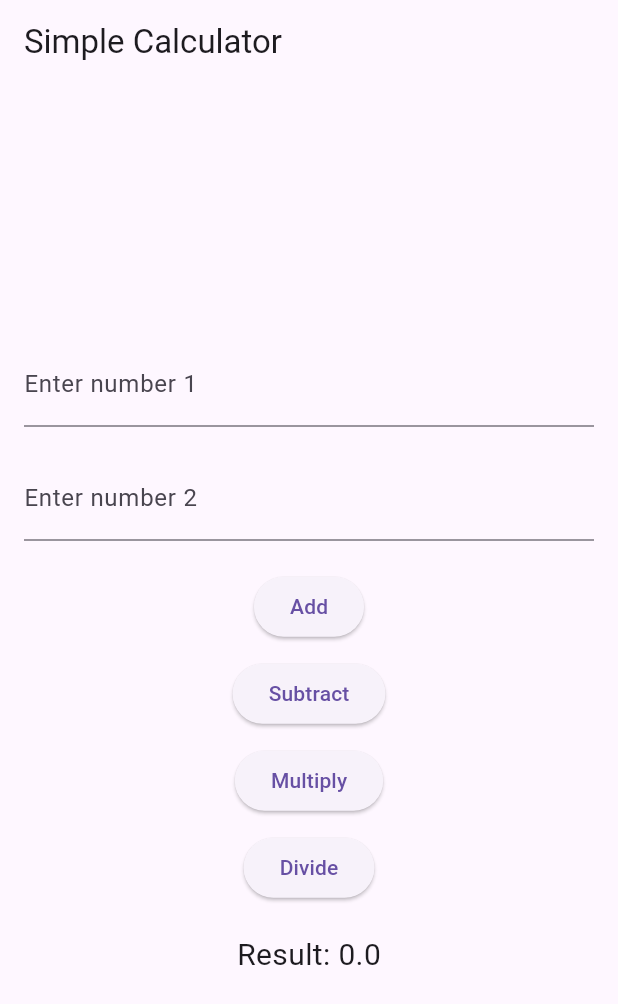
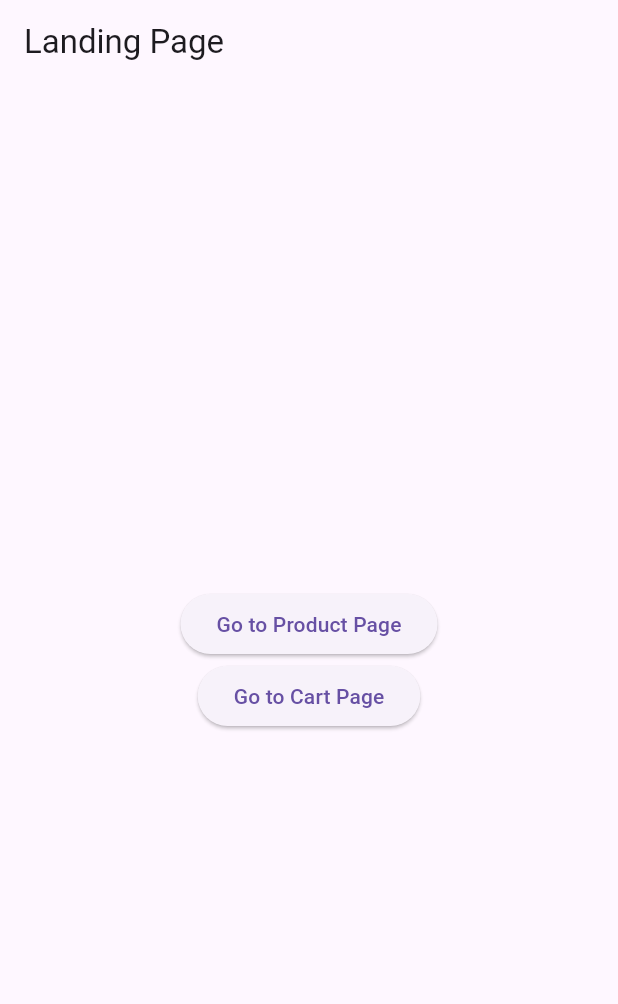
Before and after one commit to AmndanDwii/praktikum2, a Flutter app: the screen it shows after launch, on a phone screen of 412 x 824 dp. Shown: the top 1004 px of the screen. Run offline on Flutter 3.47's test engine with Material 3 defaults, Android fonts, the phone set to English and light mode, and no system bars.

Commit message:
first commit

```diff
--- /dev/null
+++ b/lib/landing_page.dart
@@ -0,0 +1,31 @@
+import 'package:flutter/material.dart';
+
+class LandingPage extends StatelessWidget {
+  @override
+  Widget build(BuildContext context) {
+    return Scaffold(
+      appBar: AppBar(
+        title: Text('Landing Page'),
+      ),
+      body: Center(
+        child: Column(
+          mainAxisAlignment: MainAxisAlignment.center,
+          children: <Widget>[
+            ElevatedButton(
+              onPressed: () {
+                Navigator.pushNamed(context, '/product');
+              },
+              child: Text('Go to Product Page'),
+            ),
+            ElevatedButton(
+              onPressed: () {
+                Navigator.pushNamed(context, '/cart');
+              },
+              child: Text('Go to Cart Page'),
+            ),
+          ],
+        ),
+      ),
+    );
+  }
+}
--- a/lib/main.dart
+++ b/lib/main.dart
@@ -1,116 +1,26 @@
 import 'package:flutter/material.dart';
+import 'landing_page.dart';
+import 'product_page.dart';
+import 'cart_page.dart';
 
 void main() {
-  runApp(CalculatorApp());
+  runApp(PraktikumMobileApp());
 }
 
-class CalculatorApp extends StatelessWidget {
+class PraktikumMobileApp extends StatelessWidget {
   @override
   Widget build(BuildContext context) {
     return MaterialApp(
-      title: 'Simple Calculator',
-      home: CalculatorScreen(),
-      debugShowCheckedModeBanner: false, // Menghilangkan notifikasi debug
+      title: 'Praktikum Mobile',
+      theme: ThemeData(
+        primarySwatch: Colors.blue,
+      ),
+      initialRoute: '/',
+      routes: {
+        '/': (context) => LandingPage(),
+        '/product': (context) => ProductPage(),
+        '/cart': (context) => CartPage(),
+      },
     );
   }
 }
-
-class CalculatorScreen extends StatefulWidget {
-  @override
-  _CalculatorScreenState createState() => _CalculatorScreenState();
-}
-
-class _CalculatorScreenState extends State<CalculatorScreen> {
-  TextEditingController num1Controller = TextEditingController();
-  TextEditingController num2Controller = TextEditingController();
-  double result = 0;
-
-  @override
-  Widget build(BuildContext context) {
-    return Scaffold(
-      appBar: AppBar(
-        title: Text('Simple Calculator'),
-      ),
-      body: Padding(
-        padding: const EdgeInsets.all(16.0),
-        child: Column(
-          mainAxisAlignment: MainAxisAlignment.center,
-          children: [
-            TextField(
-              controller: num1Controller,
-              keyboardType: TextInputType.number,
-              decoration: InputDecoration(labelText: 'Enter number 1'),
-            ),
-            SizedBox(height: 20),
-            TextField(
-              controller: num2Controller,
-              keyboardType: TextInputType.number,
-              decoration: InputDecoration(labelText: 'Enter number 2'),
-            ),
-            SizedBox(height: 20),
-            ElevatedButton(
-              onPressed: _add,
-              child: Text('Add'),
-            ),
-            SizedBox(height: 10),
-            ElevatedButton(
-              onPressed: _subtract,
-              child: Text('Subtract'),
-            ),
-            SizedBox(height: 10),
-            ElevatedButton(
-              onPressed: _multiply,
-              child: Text('Multiply'),
-            ),
-            SizedBox(height: 10),
-            ElevatedButton(
-              onPressed: _divide,
-              child: Text('Divide'),
-            ),
-            SizedBox(height: 20),
-            Text(
-              'Result: $result',
-              style: TextStyle(fontSize: 20),
-            ),
-          ],
-        ),
-      ),
-    );
-  }
-
-  void _add() {
-    double num1 = double.parse(num1Controller.text);
-    double num2 = double.parse(num2Controller.text);
-    setState(() {
-      result = num1 + num2;
-    });
-  }
-
-  void _subtract() {
-    double num1 = double.parse(num1Controller.text);
-    double num2 = double.parse(num2Controller.text);
-    setState(() {
-      result = num1 - num2;
-    });
-  }
-
-  void _multiply() {
-    double num1 = double.parse(num1Controller.text);
-    double num2 = double.parse(num2Controller.text);
-    setState(() {
-      result = num1 * num2;
-    });
-  }
-
-  void _divide() {
-    double num1 = double.parse(num1Controller.text);
-    double num2 = double.parse(num2Controller.text);
-    setState(() {
-      if (num2 != 0) {
-        result = num1 / num2;
-      } else {
-        result = double.infinity;
-      }
-    });
-  }
-}
```
Also changed, not shown: lib/cart_page.dart (added, +21 -0 lines), lib/product_page.dart (added, +42 -0 lines), pubspec.yaml (+4 -4 lines), assets/images/Screenshot 2024-05-17 155732.png (added), assets/images/ryzen5.png (added), pubspec.lock, 1 other file.
